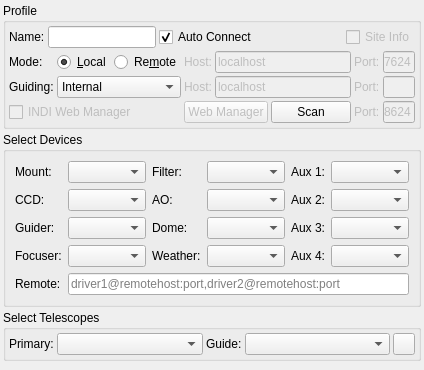
Old version of the form kstars/ekos/profileeditor.ui in the repository KDE/kstars.
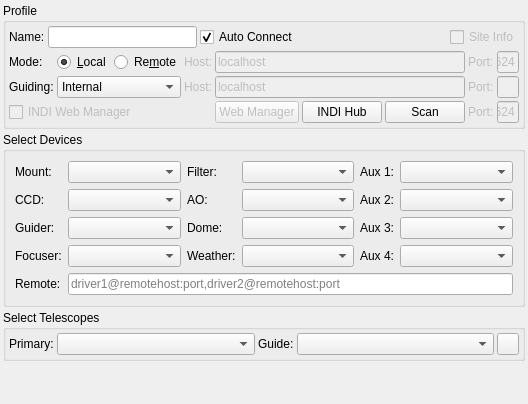
New version of the form. Icons and pictures are not drawn.

Commit message: Initial work for indihub support

```diff
--- a/kstars/ekos/profileeditor.ui
+++ b/kstars/ekos/profileeditor.ui
@@ -6,8 +6,8 @@
    <rect>
     <x>0</x>
     <y>0</y>
-    <width>424</width>
-    <height>370</height>
+    <width>453</width>
+    <height>404</height>
    </rect>
   </property>
   <layout class="QVBoxLayout" name="verticalLayout">
@@ -102,7 +102,68 @@
       </item>
       <item>
        <layout class="QGridLayout" name="gridLayout_2">
+        <item row="1" column="0">
+         <widget class="QLabel" name="guidingTypeLabel">
+          <property name="text">
+           <string>Guiding:</string>
+          </property>
+         </widget>
+        </item>
+        <item row="0" column="0">
+         <widget class="QLabel" name="modeLabel">
+          <property name="text">
+           <string>Mode:</string>
+          </property>
+         </widget>
+        </item>
         <item row="2" column="9">
+         <widget class="QLabel" name="INDIWebManagerPortLabel">
+          <property name="enabled">
+           <bool>false</bool>
+          </property>
+          <property name="text">
+           <string>Port:</string>
+          </property>
+         </widget>
+        </item>
+        <item row="1" column="9">
+         <widget class="QLabel" name="externalGuidePortLabel">
+          <property name="enabled">
+           <bool>false</bool>
+          </property>
+          <property name="text">
+           <string>Port:</string>
+          </property>
+         </widget>
+        </item>
+        <item row="0" column="2">
+         <widget class="QRadioButton" name="remoteMode">
+          <property name="text">
+           <string>Re&amp;mote</string>
+          </property>
+         </widget>
+        </item>
+        <item row="0" column="3">
+         <widget class="QLabel" name="remoteHostLabel">
+          <property name="enabled">
+           <bool>false</bool>
+          </property>
+          <property name="text">
+           <string>Host:</string>
+          </property>
+         </widget>
+        </item>
+        <item row="0" column="9">
+         <widget class="QLabel" name="remotePortLabel">
+          <property name="enabled">
+           <bool>false</bool>
+          </property>
+          <property name="text">
+           <string>Port:</string>
+          </property>
+         </widget>
+        </item>
+        <item row="2" column="10">
          <widget class="QLineEdit" name="INDIWebManagerPort">
           <property name="enabled">
            <bool>false</bool>
@@ -121,36 +182,23 @@
           </property>
          </widget>
         </item>
-        <item row="2" column="7">
-         <widget class="QPushButton" name="scanB">
-          <property name="toolTip">
-           <string>Scan local network for INDI web managers.</string>
-          </property>
-          <property name="text">
-           <string>Scan</string>
-          </property>
-          <property name="icon">
-           <iconset theme="search"/>
-          </property>
-          <property name="iconSize">
-           <size>
-            <width>20</width>
-            <height>20</height>
-           </size>
-          </property>
-         </widget>
-        </item>
-        <item row="0" column="8">
-         <widget class="QLabel" name="remotePortLabel">
+        <item row="0" column="4" colspan="5">
+         <widget class="QLineEdit" name="remoteHost">
           <property name="enabled">
            <bool>false</bool>
           </property>
+          <property name="sizePolicy">
+           <sizepolicy hsizetype="MinimumExpanding" vsizetype="Fixed">
+            <horstretch>0</horstretch>
+            <verstretch>0</verstretch>
+           </sizepolicy>
+          </property>
           <property name="text">
-           <string>Port:</string>
+           <string notr="true">localhost</string>
           </property>
          </widget>
         </item>
-        <item row="0" column="9">
+        <item row="0" column="10">
          <widget class="QLineEdit" name="remotePort">
           <property name="enabled">
            <bool>false</bool>
@@ -169,34 +217,53 @@
           </property>
          </widget>
         </item>
-        <item row="1" column="0">
-         <widget class="QLabel" name="guidingTypeLabel">
+        <item row="1" column="4" colspan="5">
+         <widget class="QLineEdit" name="externalGuideHost">
+          <property name="enabled">
+           <bool>false</bool>
+          </property>
+          <property name="sizePolicy">
+           <sizepolicy hsizetype="MinimumExpanding" vsizetype="Fixed">
+            <horstretch>0</horstretch>
+            <verstretch>0</verstretch>
+           </sizepolicy>
+          </property>
           <property name="text">
-           <string>Guiding:</string>
+           <string>localhost</string>
           </property>
          </widget>
         </item>
-        <item row="2" column="8">
-         <widget class="QLabel" name="INDIWebManagerPortLabel">
-          <property name="enabled">
-           <bool>false</bool>
+        <item row="2" column="7">
+         <widget class="QPushButton" name="indihubB">
+          <property name="toolTip">
+           <string>&lt;html&gt;&lt;head/&gt;&lt;body&gt;&lt;p&gt;Configure INDIHub&lt;/p&gt;&lt;/body&gt;&lt;/html&gt;</string>
           </property>
           <property name="text">
-           <string>Port:</string>
+           <string>INDI Hub</string>
           </property>
+          <property name="icon">
+           <iconset resource="../data/kstars.qrc">
+            <normaloff>:/icons/indihub.svg</normaloff>:/icons/indihub.svg</iconset>
+          </property>
+          <property name="iconSize">
+           <size>
+            <width>20</width>
+            <height>20</height>
+           </size>
+          </property>
          </widget>
         </item>
-        <item row="1" column="8">
-         <widget class="QLabel" name="externalGuidePortLabel">
-          <property name="enabled">
-           <bool>false</bool>
-          </property>
+        <item row="0" column="1">
+         <widget class="QRadioButton" name="localMode">
           <property name="text">
-           <string>Port:</string>
+           <string>&amp;Local</string>
           </property>
+          <property name="checked">
+           <bool>true</bool>
+          </property>
          </widget>
         </item>
-        <item row="1" column="9">
+        <item row="1" column="10">
          <widget class="QLineEdit" name="externalGuidePort">
           <property name="enabled">
            <bool>false</bool>
@@ -209,10 +276,33 @@
           </property>
          </widget>
         </item>
-        <item row="0" column="0">
-         <widget class="QLabel" name="modeLabel">
+        <item row="2" column="8">
+         <widget class="QPushButton" name="scanB">
+          <property name="toolTip">
+           <string>Scan local network for INDI web managers.</string>
+          </property>
           <property name="text">
-           <string>Mode:</string>
+           <string>Scan</string>
+          </property>
+          <property name="icon">
+           <iconset theme="search">
+            <normaloff>.</normaloff>.</iconset>
+          </property>
+          <property name="iconSize">
+           <size>
+            <width>20</width>
+            <height>20</height>
+           </size>
+          </property>
+         </widget>
+        </item>
+        <item row="1" column="3">
+         <widget class="QLabel" name="externalGuideHostLabel">
+          <property name="enabled">
+           <bool>false</bool>
+          </property>
+          <property name="text">
+           <string>Host:</string>
           </property>
          </widget>
         </item>
@@ -241,7 +331,7 @@
           </item>
          </widget>
         </item>
-        <item row="2" column="0" colspan="3">
+        <item row="2" column="0" colspan="4">
          <widget class="QCheckBox" name="INDIWebManagerCheck">
           <property name="enabled">
            <bool>false</bool>
@@ -254,24 +344,7 @@
           </property>
          </widget>
         </item>
-        <item row="0" column="1">
-         <widget class="QRadioButton" name="localMode">
-          <property name="text">
-           <string>&amp;Local</string>
-          </property>
-          <property name="checked">
-           <bool>true</bool>
-          </property>
-         </widget>
-        </item>
-        <item row="0" column="2">
-         <widget class="QRadioButton" name="remoteMode">
-          <property name="text">
-           <string>Re&amp;mote</string>
-          </property>
-         </widget>
-        </item>
-        <item row="2" column="3" colspan="4">
+        <item row="2" column="4" colspan="3">
          <widget class="QPushButton" name="openWebManagerB">
           <property name="enabled">
            <bool>false</bool>
@@ -300,58 +373,6 @@
           </property>
          </widget>
         </item>
-        <item row="1" column="3">
-         <widget class="QLabel" name="externalGuideHostLabel">
-          <property name="enabled">
-           <bool>false</bool>
-          </property>
-          <property name="text">
-           <string>Host:</string>
-          </property>
-         </widget>
-        </item>
-        <item row="0" column="3">
-         <widget class="QLabel" name="remoteHostLabel">
-          <property name="enabled">
-           <bool>false</bool>
-          </property>
-          <property name="text">
-           <string>Host:</string>
-          </property>
-         </widget>
-        </item>
-        <item row="0" column="4" colspan="4">
-         <widget class="QLineEdit" name="remoteHost">
-          <property name="enabled">
-           <bool>false</bool>
-          </property>
-          <property name="sizePolicy">
-           <sizepolicy hsizetype="MinimumExpanding" vsizetype="Fixed">
-            <horstretch>0</horstretch>
-            <verstretch>0</verstretch>
-           </sizepolicy>
-          </property>
-          <property name="text">
-           <string notr="true">localhost</string>
-          </property>
-         </widget>
-        </item>
-        <item row="1" column="4" colspan="4">
-         <widget class="QLineEdit" name="externalGuideHost">
-          <property name="enabled">
-           <bool>false</bool>
-          </property>
-          <property name="sizePolicy">
-           <sizepolicy hsizetype="MinimumExpanding" vsizetype="Fixed">
-            <horstretch>0</horstretch>
-            <verstretch>0</verstretch>
-           </sizepolicy>
-          </property>
-          <property name="text">
-           <string>localhost</string>
-          </property>
-         </widget>
-        </item>
        </layout>
       </item>
      </layout>
```
Left out of the diff: 5 changed lines with no effect on the pictures. The commit also changes 4 other files.
